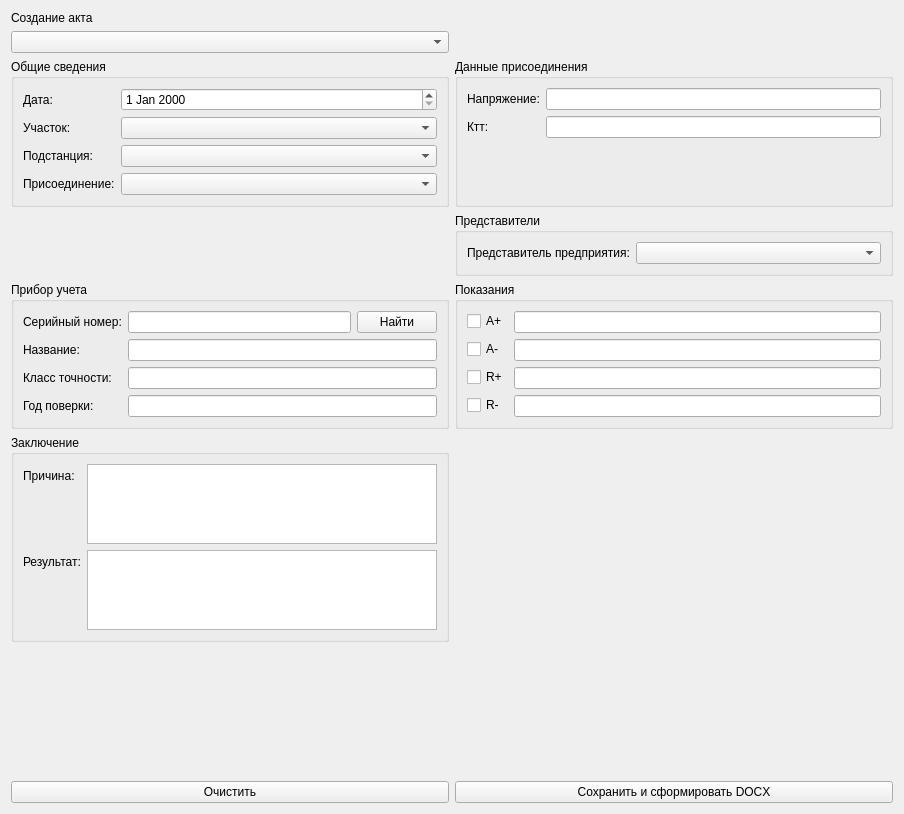
Before: the Qt Designer form ui/createactwidget.ui in nikola240698/MeteringActs, drawn with Qt 5.
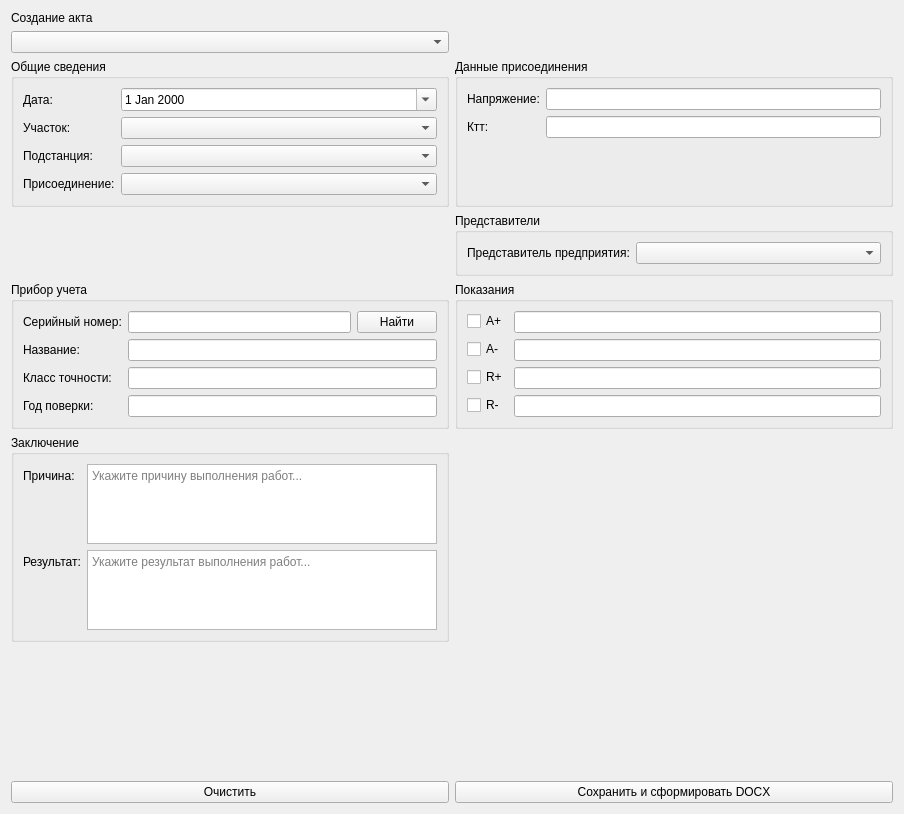
After: the same form once the commit is applied.

Commit message: Setup date, reasin and result inout edit

Patch:
```diff
--- a/ui/createactwidget.ui
+++ b/ui/createactwidget.ui
@@ -32,7 +32,11 @@
            </widget>
           </item>
           <item row="0" column="1">
-           <widget class="QDateEdit" name="dateEdit"/>
+           <widget class="QDateEdit" name="actDateEdit">
+            <property name="calendarPopup">
+             <bool>true</bool>
+            </property>
+           </widget>
           </item>
           <item row="1" column="0">
            <widget class="QLabel" name="label_2">
@@ -316,11 +320,11 @@
            </widget>
           </item>
           <item row="0" column="1">
-           <widget class="QTextEdit" name="reasonLextEdit">
+           <widget class="QPlainTextEdit" name="reasonPlainTextEdit">
             <property name="minimumSize">
              <size>
               <width>0</width>
-              <height>0</height>
+              <height>50</height>
              </size>
             </property>
             <property name="maximumSize">
@@ -329,16 +333,28 @@
               <height>80</height>
              </size>
             </property>
+            <property name="placeholderText">
+             <string>Укажите причину выполнения работ...</string>
+            </property>
            </widget>
           </item>
           <item row="1" column="1">
-           <widget class="QTextEdit" name="resultLextEdit">
+           <widget class="QPlainTextEdit" name="resultPlainTextEdit">
+            <property name="minimumSize">
+             <size>
+              <width>0</width>
+              <height>50</height>
+             </size>
+            </property>
             <property name="maximumSize">
              <size>
               <width>16777215</width>
               <height>80</height>
              </size>
             </property>
+            <property name="placeholderText">
+             <string>Укажите результат выполнения работ...</string>
+            </property>
            </widget>
           </item>
          </layout>
```
The commit also changes 2 other files.
